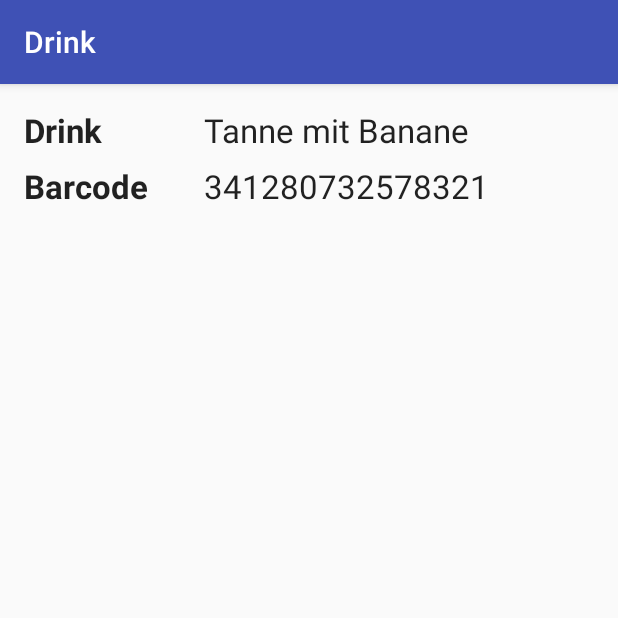
After one commit to malteschmitz/icebox-android, an Android app: the DrinkActivity screen opened directly, with no data from a screen before it, on a phone screen of 412 x 824 dp, the top half of it. The commit adds this screen. Run offline under Robolectric (Android 15) with nearby library versions, the phone set to English and light mode, and no system bars; 2 statements that could not run were skipped.

Commit message:
Add DrinksActivity

```diff
--- a/app/src/main/AndroidManifest.xml
+++ b/app/src/main/AndroidManifest.xml
@@ -21,6 +21,10 @@
                 <category android:name="android.intent.category.LAUNCHER" />
             </intent-filter>
         </activity>
+        <activity
+            android:name=".DrinkActivity"
+            android:label="@string/title_activity_drink"
+            android:theme="@style/AppTheme.NoActionBar"></activity>
     </application>
 
 </manifest>
--- /dev/null
+++ b/app/src/main/java/de/mlte/icebox/DrinkActivity.java
@@ -0,0 +1,32 @@
+package de.mlte.icebox;
+
+import android.content.Intent;
+import android.os.Bundle;
+import android.support.v7.app.AppCompatActivity;
+import android.support.v7.widget.Toolbar;
+import android.widget.TextView;
+
+import de.mlte.icebox.model.Drink;
+
+public class DrinkActivity extends AppCompatActivity {
+
+    private Drink drink;
+
+    @Override
+    protected void onCreate(Bundle savedInstanceState) {
+        super.onCreate(savedInstanceState);
+        setContentView(R.layout.activity_drink);
+        Toolbar toolbar = (Toolbar) findViewById(R.id.toolbar);
+        setSupportActionBar(toolbar);
+
+        Intent intent = getIntent();
+        this.drink = (Drink) intent.getParcelableExtra(IceboxActivity.DRINK_MESSAGE);
+
+        TextView nameTextView = (TextView) findViewById(R.id.nameText);
+        nameTextView.setText(drink.getName());
+
+        TextView barcodeTextView = (TextView) findViewById(R.id.barcodeText);
+        barcodeTextView.setText(drink.getBarcode());
+    }
+
+}
--- a/app/src/main/java/de/mlte/icebox/IceboxActivity.java
+++ b/app/src/main/java/de/mlte/icebox/IceboxActivity.java
@@ -35,7 +35,7 @@ import de.mlte.icebox.model.Drink;
 import de.mlte.icebox.model.Serializer;
 
 public class IceboxActivity extends AppCompatActivity {
-    public static final String DRINKS_MESSAGE = "de.mlte.icebox.DRINKS_MESSAGE";
+    public static final String DRINK_MESSAGE = "de.mlte.icebox.DRINK_MESSAGE";
     Webb webb;
 
     @Override
@@ -66,7 +66,7 @@ public class IceboxActivity extends AppCompatActivity {
             public void onItemClick(AdapterView<?> parent, View view, int position, long id) {
                 if (IceboxActivity.this.drinks.size() > position) {
                     Drink drink = IceboxActivity.this.drinks.get(position);
-                    Log.d("mlte", drink.getName() + " clicked");
+                    drink(drink);
                 }
             }
         });
@@ -75,6 +75,12 @@ public class IceboxActivity extends AppCompatActivity {
         webb = Webb.create();
         webb.setBaseUri("http://icebox.nobreakspace.org:8081");
         webb.setDefaultHeader(Webb.HDR_USER_AGENT, "Icebox Android Client");
+    }
+
+    private void drink(Drink drink) {
+        Intent intent = new Intent(IceboxActivity.this, DrinkActivity.class);
+        intent.putExtra(DRINK_MESSAGE, drink);
+        startActivity(intent);
     }
 
     @Override
@@ -116,11 +122,6 @@ public class IceboxActivity extends AppCompatActivity {
 
         @Override
         protected void onPostExecute(List<Drink> drinks) {
-            //Intent intent = new Intent(IceboxActivity.this, DrinksActivity.class);
-            //Drink[] drinkArray = drinks.toArray(new Drink[drinks.size()]);
-            //intent.putExtra(DRINKS_MESSAGE, drinkArray);
-            //startActivity(intent);
-
             IceboxActivity.this.drinks = drinks;
 
             List<Map<String, String>> drinksList = new ArrayList<>(drinks.size());
@@ -141,8 +142,20 @@ public class IceboxActivity extends AppCompatActivity {
     public void onActivityResult(int requestCode, int resultCode, Intent intent) {
         IntentResult scanResult = IntentIntegrator.parseActivityResult(requestCode, resultCode, intent);
         if (scanResult != null) {
-            String re = scanResult.getContents();
-            Log.d("mlte", "Scan: " + re);
+            final String scannedBarcode = scanResult.getContents();
+            for (Drink drink: drinks) {
+                if (drink.getBarcode().equals(scannedBarcode)) {
+                    drink(drink);
+                    return;
+                }
+            }
+
+            // Drink not found
+            Drink drink = new Drink() {{
+                name = "???";
+                barcode = scannedBarcode;
+            }};
+            drink(drink);
         }
     }
 }
--- /dev/null
+++ b/app/src/main/res/layout/activity_drink.xml
@@ -0,0 +1,26 @@
+<?xml version="1.0" encoding="utf-8"?>
+<android.support.design.widget.CoordinatorLayout xmlns:android="http://schemas.android.com/apk/res/android"
+    xmlns:app="http://schemas.android.com/apk/res-auto"
+    xmlns:tools="http://schemas.android.com/tools"
+    android:layout_width="match_parent"
+    android:layout_height="match_parent"
+    android:fitsSystemWindows="true"
+    tools:context="de.mlte.icebox.DrinkActivity">
+
+    <android.support.design.widget.AppBarLayout
+        android:layout_width="match_parent"
+        android:layout_height="wrap_content"
+        android:theme="@style/AppTheme.AppBarOverlay">
+
+        <android.support.v7.widget.Toolbar
+            android:id="@+id/toolbar"
+            android:layout_width="match_parent"
+            android:layout_height="?attr/actionBarSize"
+            android:background="?attr/colorPrimary"
+            app:popupTheme="@style/AppTheme.PopupOverlay" />
+
+    </android.support.design.widget.AppBarLayout>
+
+    <include layout="@layout/content_drink" />
+
+</android.support.design.widget.CoordinatorLayout>
--- /dev/null
+++ b/app/src/main/res/layout/content_drink.xml
@@ -0,0 +1,52 @@
+<?xml version="1.0" encoding="utf-8"?>
+<RelativeLayout xmlns:android="http://schemas.android.com/apk/res/android"
+    xmlns:app="http://schemas.android.com/apk/res-auto"
+    xmlns:tools="http://schemas.android.com/tools"
+    android:layout_width="match_parent"
+    android:layout_height="match_parent"
+    android:paddingBottom="@dimen/activity_vertical_margin"
+    android:paddingLeft="@dimen/activity_horizontal_margin"
+    android:paddingRight="@dimen/activity_horizontal_margin"
+    android:paddingTop="@dimen/activity_vertical_margin"
+    app:layout_behavior="@string/appbar_scrolling_view_behavior"
+    tools:context="de.mlte.icebox.DrinkActivity"
+    tools:showIn="@layout/activity_drink">
+
+    <TextView
+        android:layout_width="120sp"
+        android:layout_height="wrap_content"
+        android:textAppearance="?android:attr/textAppearanceLarge"
+        android:text="Drink"
+        android:textStyle="bold"
+        android:layout_alignParentTop="true"
+        android:layout_alignParentLeft="true"
+        android:layout_alignParentStart="true"
+        android:id="@+id/nameLabel" />
+
+    <TextView
+        android:layout_width="wrap_content"
+        android:layout_height="wrap_content"
+        android:textAppearance="?android:attr/textAppearanceLarge"
+        android:text="Tanne mit Banane"
+        android:id="@+id/nameText"
+        android:layout_toRightOf="@+id/nameLabel"/>
+
+    <TextView
+        android:layout_width="wrap_content"
+        android:layout_height="wrap_content"
+        android:textAppearance="?android:attr/textAppearanceLarge"
+        android:text="Barcode"
+        android:textStyle="bold"
+        android:id="@+id/barcodeLabel"
+        android:layout_below="@+id/nameLabel"
+        android:layout_marginTop="8dp" />
+
+    <TextView
+        android:layout_width="wrap_content"
+        android:layout_height="wrap_content"
+        android:textAppearance="?android:attr/textAppearanceLarge"
+        android:text="341280732578321"
+        android:id="@+id/barcodeText"
+        android:layout_alignTop="@+id/barcodeLabel"
+        android:layout_alignLeft="@+id/nameText" />
+</RelativeLayout>
--- a/app/src/main/res/values/strings.xml
+++ b/app/src/main/res/values/strings.xml
@@ -7,4 +7,5 @@
     <string name="get_drinks">Drinks</string>
     <string name="no_drinks">no drinks available</string>
     <string name="scan">Scan</string>
+    <string name="title_activity_drink">Drink</string>
 </resources>
```
